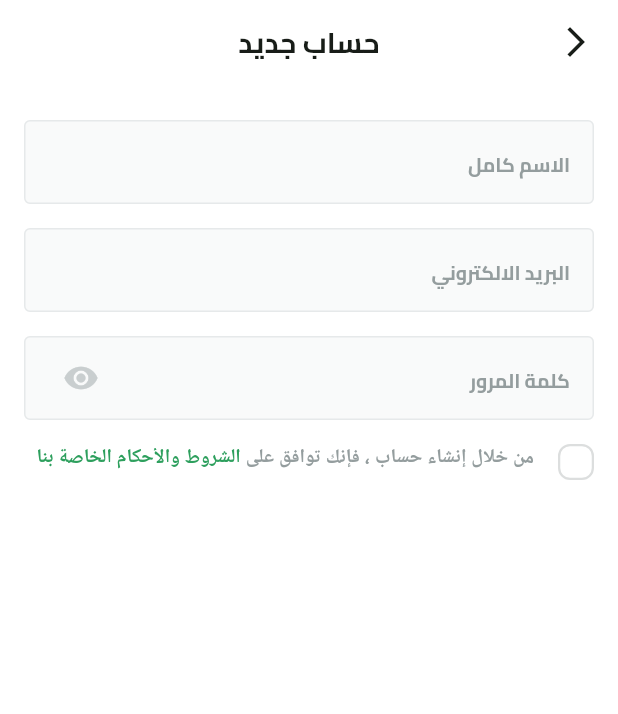
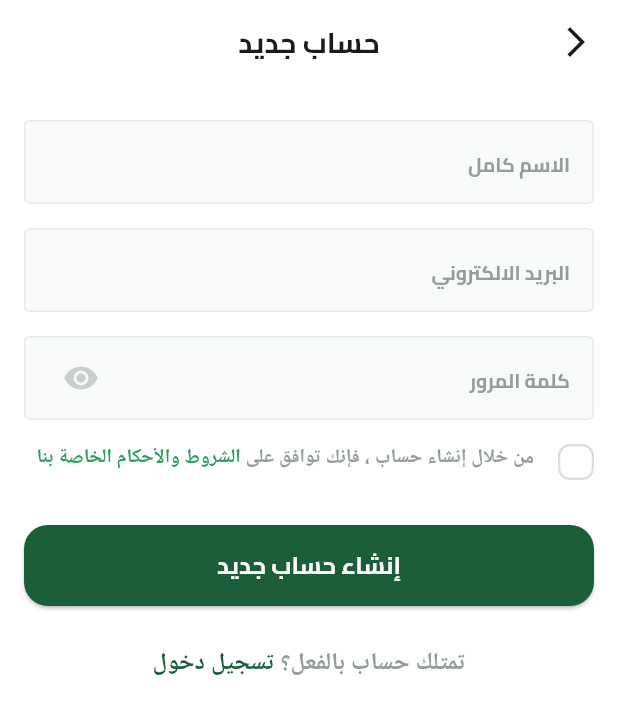
Before and after one commit to 3madhani/fruithub, a Flutter app: the SignUpView screen opened by its route, on a phone screen of 412 x 824 dp. Shown: the top 714 px of the screen. Run offline on Flutter 3.47's test engine with Material 3 defaults, Android fonts, the phone set to English and light mode, and no system bars; our stand-ins replace dots_indicator, flutter_svg, shared_preferences; accounts and stored records are empty.

Commit message:
feat: rename CustomButton to CustomPrimaryButton, update AccountCreationText component, and enhance sign-up and login views

```diff
--- a/lib/core/common/custom_button.dart
+++ b/lib/core/common/custom_button.dart
@@ -2,10 +2,14 @@ import 'package:flutter/material.dart';
 import 'package:fruithub/core/utils/app_colors.dart';
 import 'package:fruithub/core/utils/app_text_styles.dart';
 
-class CustomButton extends StatelessWidget {
+class CustomPrimaryButton extends StatelessWidget {
   final String title;
   final VoidCallback onPressed;
-  const CustomButton({super.key, required this.title, required this.onPressed});
+  const CustomPrimaryButton({
+    super.key,
+    required this.title,
+    required this.onPressed,
+  });
 
   @override
   Widget build(BuildContext context) {
--- a/lib/feature/auth/presentation/views/widgets/create_account_text.dart
+++ b/lib/feature/auth/presentation/views/widgets/create_account_text.dart
@@ -2,27 +2,30 @@ import 'package:flutter/gestures.dart';
 import 'package:flutter/material.dart';
 import 'package:fruithub/core/utils/app_colors.dart';
 import 'package:fruithub/core/utils/app_text_styles.dart';
-import 'package:fruithub/feature/auth/presentation/views/sign_up_view.dart';
 
-class CreateAccountText extends StatelessWidget {
-  const CreateAccountText({super.key});
+class AccountCreationText extends StatelessWidget {
+  final String titleText;
+  final String subTitleText;
+  final void Function() onTap;
+  const AccountCreationText({
+    super.key,
+    required this.titleText,
+    required this.subTitleText,
+    required this.onTap,
+  });
 
   @override
   Widget build(BuildContext context) {
     return Text.rich(
       TextSpan(
-        text: 'لا تمتلك حساب؟',
+        text: titleText,
         style: AppTextStyles.semiBold16.copyWith(
           color: const Color(0xff949D9E),
         ),
         children: [
           TextSpan(
-            recognizer:
-                TapGestureRecognizer()
-                  ..onTap = () {
-                    Navigator.pushNamed(context, SignUpView.routeName);
-                  },
-            text: ' قم بانشاء حساب',
+            recognizer: TapGestureRecognizer()..onTap = onTap,
+            text: subTitleText,
             style: AppTextStyles.semiBold16.copyWith(
               color: AppColors.primaryColor,
             ),
--- a/lib/feature/auth/presentation/views/widgets/login_view_body.dart
+++ b/lib/feature/auth/presentation/views/widgets/login_view_body.dart
@@ -5,6 +5,7 @@ import 'package:fruithub/core/constants/app_const.dart';
 import 'package:fruithub/core/utils/app_assets.dart';
 import 'package:fruithub/core/utils/app_colors.dart';
 import 'package:fruithub/core/utils/app_text_styles.dart';
+import 'package:fruithub/feature/auth/presentation/views/sign_up_view.dart';
 import 'package:fruithub/feature/auth/presentation/views/widgets/or_divider_widget.dart';
 import 'package:fruithub/feature/auth/presentation/views/widgets/social_login_button.dart';
 
@@ -57,10 +58,16 @@ class LoginViewBody extends StatelessWidget {
               ),
               const SizedBox(height: 33),
 
-              CustomButton(title: 'تسجيل دخول', onPressed: () {}),
+              CustomPrimaryButton(title: 'تسجيل دخول', onPressed: () {}),
               const SizedBox(height: 33),
 
-              const CreateAccountText(),
+              AccountCreationText(
+                titleText: 'ليس لديك حساب؟',
+                subTitleText: ' قم بانشاء حساب',
+                onTap: () {
+                  Navigator.pushNamed(context, SignUpView.routeName);
+                },
+              ),
               const SizedBox(height: 33),
 
               const OrDividerWidget(),
--- a/lib/feature/auth/presentation/views/widgets/sign_up_view_body.dart
+++ b/lib/feature/auth/presentation/views/widgets/sign_up_view_body.dart
@@ -1,6 +1,8 @@
 import 'package:flutter/material.dart';
+import 'package:fruithub/core/common/custom_button.dart';
 import 'package:fruithub/core/common/custom_text_form_field.dart';
 import 'package:fruithub/core/constants/app_const.dart';
+import 'package:fruithub/feature/auth/presentation/views/widgets/create_account_text.dart';
 
 import 'terms_and_conditions.dart';
 
@@ -9,25 +11,27 @@ class SignUpViewBody extends StatelessWidget {
 
   @override
   Widget build(BuildContext context) {
-    return const SingleChildScrollView(
+    return SingleChildScrollView(
       child: Padding(
-        padding: EdgeInsets.symmetric(horizontal: AppConst.horizontalPadding),
+        padding: const EdgeInsets.symmetric(
+          horizontal: AppConst.horizontalPadding,
+        ),
         child: Column(
           children: [
-            SizedBox(height: 24),
-            CustomTextFormField(
+            const SizedBox(height: 24),
+            const CustomTextFormField(
               hintText: 'الاسم كامل',
               keyboardType: TextInputType.name,
               isPasswordField: false,
             ),
-            SizedBox(height: 16),
-            CustomTextFormField(
+            const SizedBox(height: 16),
+            const CustomTextFormField(
               hintText: 'البريد الالكتروني',
               keyboardType: TextInputType.emailAddress,
               isPasswordField: false,
             ),
-            SizedBox(height: 16),
-            CustomTextFormField(
+            const SizedBox(height: 16),
+            const CustomTextFormField(
               hintText: "كلمة المرور",
               keyboardType: TextInputType.visiblePassword,
               isPasswordField: true,
@@ -40,8 +44,18 @@ class SignUpViewBody extends StatelessWidget {
                 ),
               ),
             ),
-            SizedBox(height: 16),
-            TermsAndConditions(),
+            const SizedBox(height: 16),
+            const TermsAndConditions(),
+            const SizedBox(height: 30),
+            CustomPrimaryButton(title: 'إنشاء حساب جديد', onPressed: () {}),
+            const SizedBox(height: 26),
+            AccountCreationText(
+              titleText: "تمتلك حساب بالفعل؟",
+              subTitleText: " تسجيل دخول",
+              onTap: () {
+                Navigator.pop(context);
+              },
+            ),
           ],
         ),
       ),
--- a/lib/feature/onboarding/presentation/views/widgets/on_boarding_view_body.dart
+++ b/lib/feature/onboarding/presentation/views/widgets/on_boarding_view_body.dart
@@ -46,14 +46,11 @@ class _OnboardingViewBodyState extends State<OnboardingViewBody> {
             padding: const EdgeInsets.symmetric(
               horizontal: AppConst.horizontalPadding,
             ),
-            child: CustomButton(
+            child: CustomPrimaryButton(
               title: 'ابدأ الان',
               onPressed: () {
                 // Save the onboarding view seen status
-                Prefs.setBool(
-                  AppConst.isOnboardingViewSeenKey,
-                  true,
-                );
+                Prefs.setBool(AppConst.isOnboardingViewSeenKey, true);
                 // Navigate to the next screen
                 Navigator.of(context).pushReplacementNamed(LoginView.routeName);
               },
```
